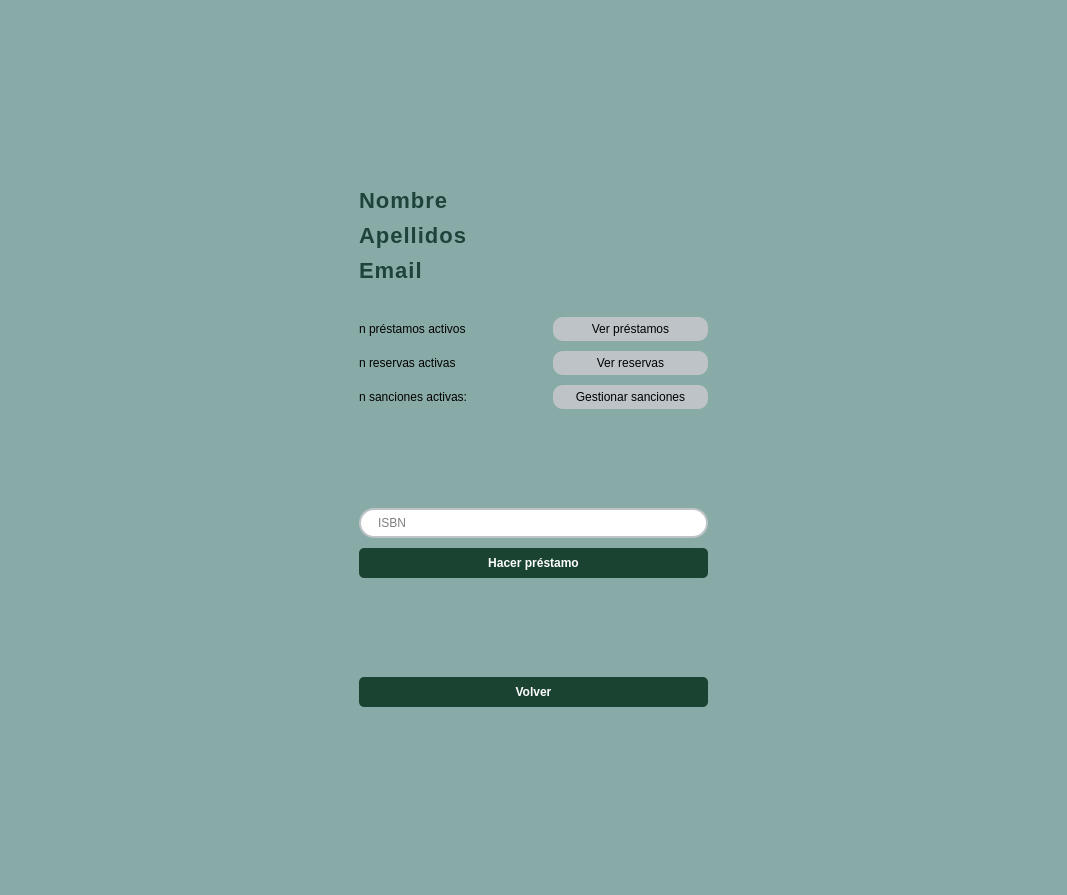
First picture: the form in src/vista/Ui/VistaGestionarEstudiante.ui, repository ivantm1/proyecto-software, before the edit.
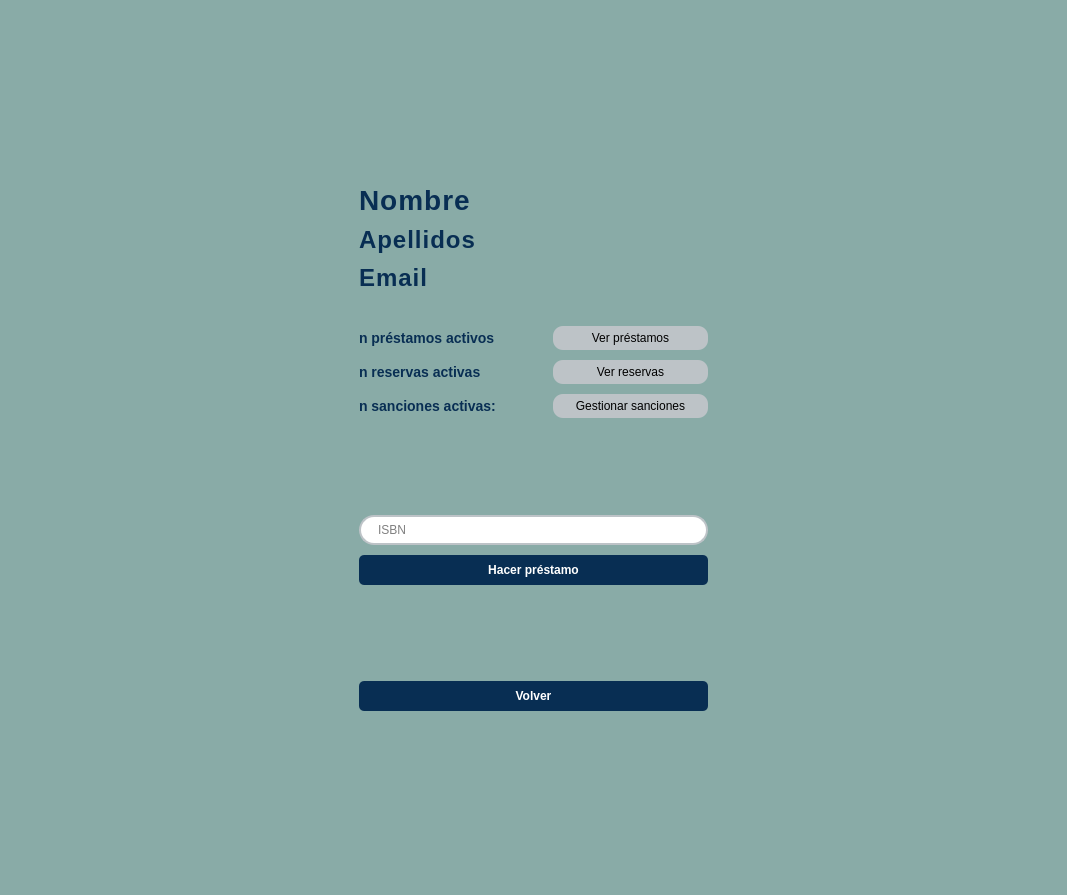
Second picture: the form after the edit.

Commit message: Todas las vistas cambiadas

Patch:
```diff
--- a/src/vista/Ui/VistaGestionarEstudiante.ui
+++ b/src/vista/Ui/VistaGestionarEstudiante.ui
@@ -83,13 +83,10 @@
      <item>
       <widget class="QLabel" name="linea_nombre">
        <property name="styleSheet">
-        <string notr="true">Qlabel{
-    font-weight: bold;
-    text-transform: uppercase;
-    font-size: 18px;
-    letter-spacing: 1px;
-    color: #1D433A;
-}</string>
+        <string notr="true">font-family: 'Segoe UI', sans-serif;
+font-size: 28px;
+font-weight: bold;
+color: #082e53; </string>
        </property>
        <property name="text">
         <string>Nombre</string>
@@ -98,6 +95,12 @@
      </item>
      <item>
       <widget class="QLabel" name="linea_apellidos">
+       <property name="styleSheet">
+        <string notr="true">font-family: 'Segoe UI', sans-serif;
+font-size: 24px;
+font-weight: bold;
+color: #082e53; </string>
+       </property>
        <property name="text">
         <string>Apellidos</string>
        </property>
@@ -105,6 +108,12 @@
      </item>
      <item>
       <widget class="QLabel" name="linea_email">
+       <property name="styleSheet">
+        <string notr="true">font-family: 'Segoe UI', sans-serif;
+font-size: 24px;
+font-weight: bold;
+color: #082e53; </string>
+       </property>
        <property name="text">
         <string>Email</string>
        </property>
@@ -121,6 +130,12 @@
       <layout class="QHBoxLayout" name="horizontalLayout_5">
        <item>
         <widget class="QLabel" name="linea_prestamos">
+         <property name="styleSheet">
+          <string notr="true">font-family: 'Segoe UI', sans-serif;
+font-size: 14px;
+font-weight: bold;
+color: #082e53; </string>
+         </property>
          <property name="text">
           <string>n préstamos activos</string>
          </property>
@@ -165,6 +180,12 @@
       <layout class="QHBoxLayout" name="horizontalLayout_6">
        <item>
         <widget class="QLabel" name="linea_reservas">
+         <property name="styleSheet">
+          <string notr="true">font-family: 'Segoe UI', sans-serif;
+font-size: 14px;
+font-weight: bold;
+color: #082e53; </string>
+         </property>
          <property name="text">
           <string>n reservas activas</string>
          </property>
@@ -209,6 +230,12 @@
       <layout class="QHBoxLayout" name="horizontalLayout_2">
        <item>
         <widget class="QLabel" name="linea_sanciones">
+         <property name="styleSheet">
+          <string notr="true">font-family: 'Segoe UI', sans-serif;
+font-size: 14px;
+font-weight: bold;
+color: #082e53; </string>
+         </property>
          <property name="text">
           <string>n sanciones activas:</string>
          </property>
@@ -289,9 +316,9 @@
       <widget class="QPushButton" name="boton_cambiar">
        <property name="styleSheet">
         <string notr="true">QPushButton {
-    background-color: #1B4332; 
-    color: white; 
-    border-radius: 5px;  
+    background-color: #082e53; 
+    color: white;  
+    border-radius: 5px; 
     padding: 8px;  
     font-weight: bold;
 }
@@ -326,9 +353,9 @@
       <widget class="QPushButton" name="boton_volver">
        <property name="styleSheet">
         <string notr="true">QPushButton {
-    background-color: #1B4332; 
-    color: white; 
-    border-radius: 5px;  
+    background-color: #082e53; 
+    color: white;  
+    border-radius: 5px; 
     padding: 8px;  
     font-weight: bold;
 }
```
Left out of the diff: 8 changed lines with no effect on the pictures. The commit also changes 9 other files.
